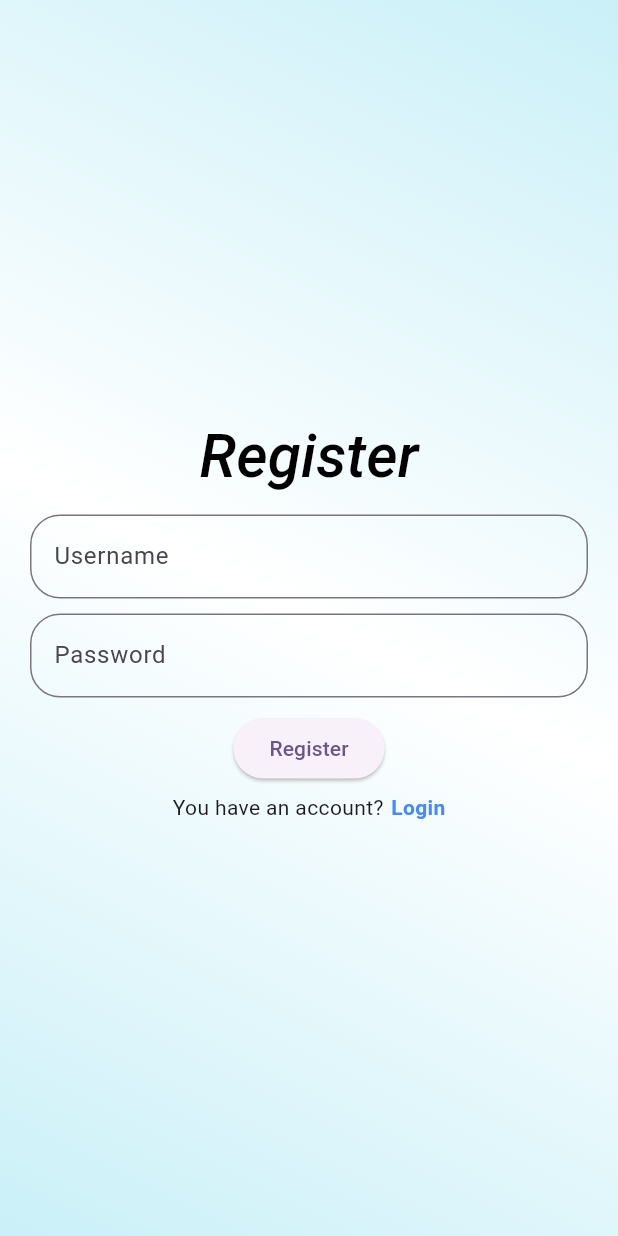
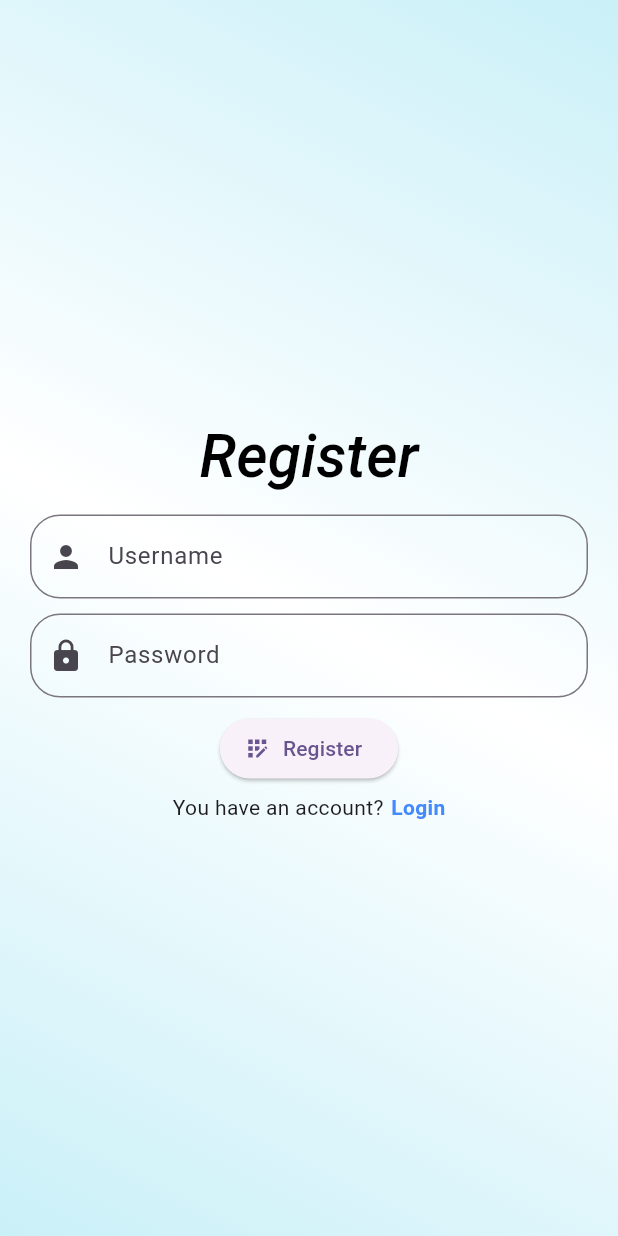
Before and after one commit to Rina-ui/To-Do-, a Flutter app: the Inscription screen opened directly, on a phone screen of 412 x 824 dp. Run offline on Flutter 3.47's test engine with Material 3 defaults, Android fonts, the phone set to English and light mode, and no system bars; our stand-ins replace shared_preferences; accounts and stored records are empty; Roboto replaces fonts that are missing (Poppins).

Commit message:
ajout des icons et de correction dans register

```diff
--- a/lib/screen/inscription.dart
+++ b/lib/screen/inscription.dart
@@ -92,6 +92,7 @@ class _InscriptionState extends State<Inscription> {
                     controller: usernameController,
                     decoration: InputDecoration(
                       hintText: "Username",
+                      prefixIcon: Icon(Icons.person),
                       border: OutlineInputBorder(
                         borderRadius: BorderRadius.circular(20),
                       ),
@@ -105,6 +106,7 @@ class _InscriptionState extends State<Inscription> {
                     obscureText: true,
                     decoration: InputDecoration(
                       hintText: "Password",
+                      prefixIcon: Icon(Icons.lock),
                       border: OutlineInputBorder(
                         borderRadius: BorderRadius.circular(20),
                       ),
@@ -113,9 +115,10 @@ class _InscriptionState extends State<Inscription> {
 
                   SizedBox(height: 10,),
 
-                  ElevatedButton(
+                  ElevatedButton.icon(
                       onPressed: register,
-                      child: Text("Register")
+                      icon: Icon(Icons.app_registration),
+                      label: Text('Register'),
                   ),
 
                   SizedBox(height: 5,),
```
